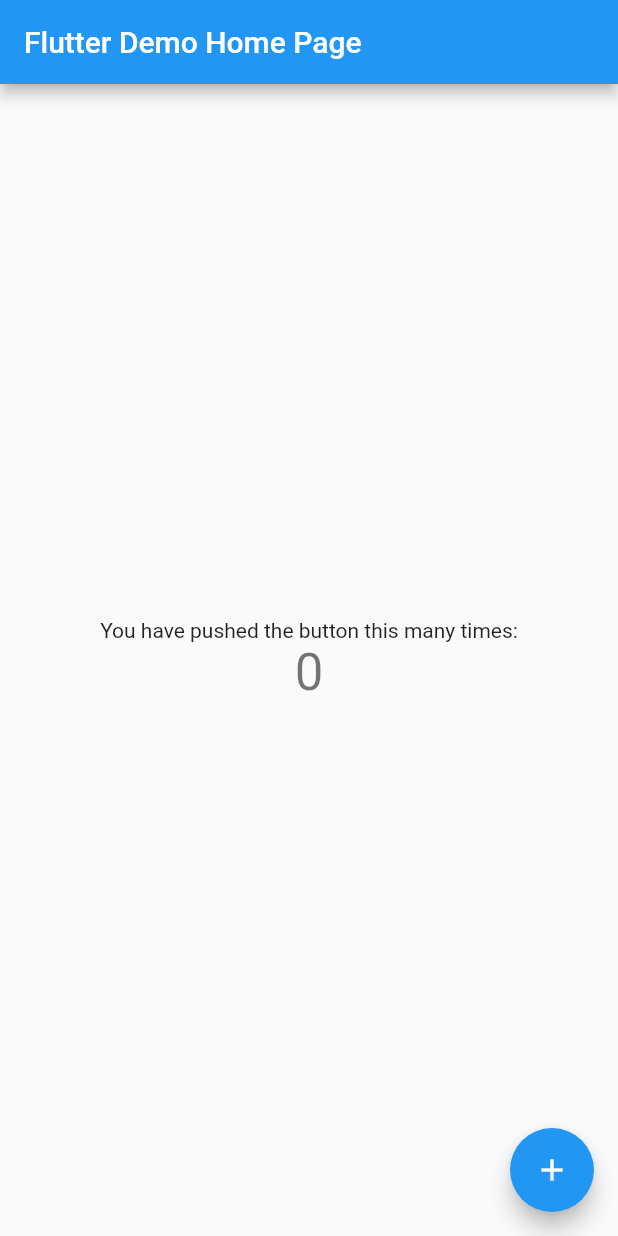
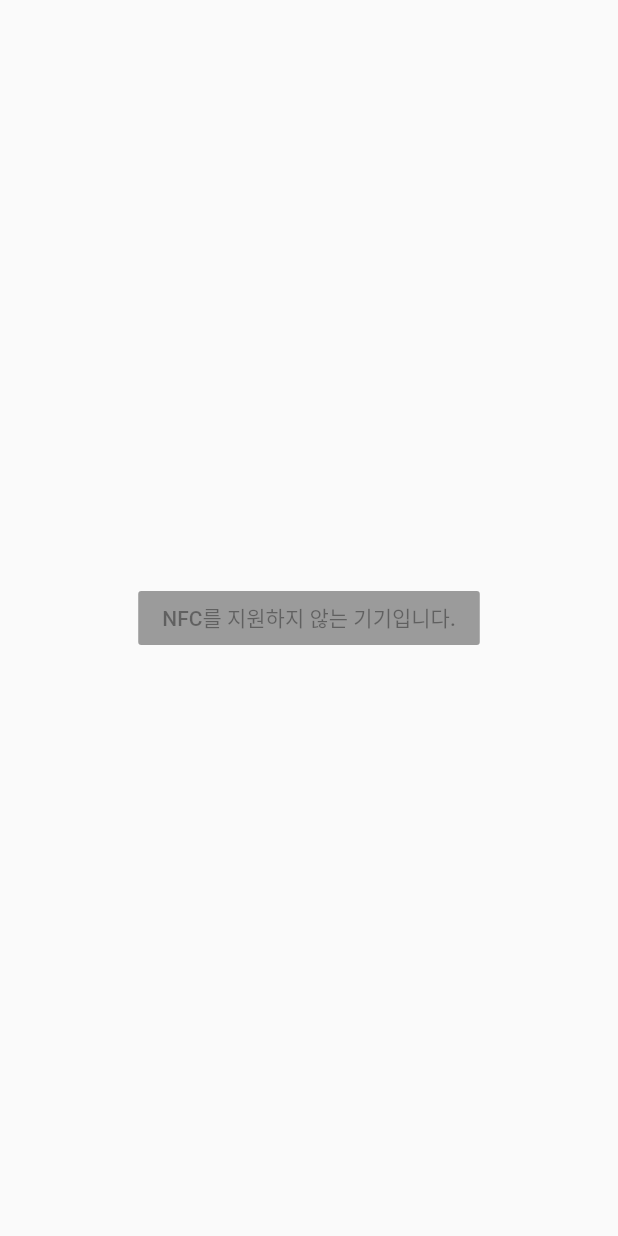
Before and after one commit to HyeokyYun/Flutter_NFC, a Flutter app: the screen it shows after launch, on a phone screen of 412 x 824 dp. Run offline on Flutter 3.47's test engine with Material 2 defaults, Android fonts, the light colour scheme and no system bars; missing offline and left inert: nfc_in_flutter; statements that could not run were skipped.

Commit message:
[UPDATE] add nfc code

```diff
--- a/lib/main.dart
+++ b/lib/main.dart
@@ -1,111 +1,88 @@
+import 'dart:async';
+
 import 'package:flutter/material.dart';
+import 'package:nfc_in_flutter/nfc_in_flutter.dart';
 
-void main() => runApp(MyApp());
+void main() => runApp(MaterialApp(
+  title: "NFC example project",
+  home: NFCReader()),
+);
 
-class MyApp extends StatelessWidget {
-  // This widget is the root of your application.
+class NFCReader extends StatefulWidget {
   @override
-  Widget build(BuildContext context) {
-    return MaterialApp(
-      title: 'Flutter Demo',
-      theme: ThemeData(
-        // This is the theme of your application.
-        //
-        // Try running your application with "flutter run". You'll see the
-        // application has a blue toolbar. Then, without quitting the app, try
-        // changing the primarySwatch below to Colors.green and then invoke
-        // "hot reload" (press "r" in the console where you ran "flutter run",
-        // or simply save your changes to "hot reload" in a Flutter IDE).
-        // Notice that the counter didn't reset back to zero; the application
-        // is not restarted.
-        primarySwatch: Colors.blue,
-      ),
-      home: MyHomePage(title: 'Flutter Demo Home Page'),
-    );
-  }
+  _NFCReaderState createState() => _NFCReaderState();
 }
 
-class MyHomePage extends StatefulWidget {
-  MyHomePage({Key key, this.title}) : super(key: key);
-
-  // This widget is the home page of your application. It is stateful, meaning
-  // that it has a State object (defined below) that contains fields that affect
-  // how it looks.
-
-  // This class is the configuration for the state. It holds the values (in this
-  // case the title) provided by the parent (in this case the App widget) and
-  // used by the build method of the State. Fields in a Widget subclass are
-  // always marked "final".
-
-  final String title;
+class _NFCReaderState extends State {
+  bool _supportsNFC = false;
+  bool _reading = false;
+  StreamSubscription<NDEFMessage> _stream;
+  String text ="default" ;
 
   @override
-  _MyHomePageState createState() => _MyHomePageState();
-}
-
-class _MyHomePageState extends State<MyHomePage> {
-  int _counter = 0;
-
-  void _incrementCounter() {
-    setState(() {
-      // This call to setState tells the Flutter framework that something has
-      // changed in this State, which causes it to rerun the build method below
-      // so that the display can reflect the updated values. If we changed
-      // _counter without calling setState(), then the build method would not be
-      // called again, and so nothing would appear to happen.
-      _counter++;
+  void initState() {
+    super.initState();
+    // 기기가 NFC 지원하는지 체크
+    // ios 시뮬레이터에서는 아직 지원 안함.
+    // android 에뮬레이터에서 돌리려면 추가 옵션 필요
+    NFC.isNDEFSupported
+        .then((bool isSupported) {
+      setState(() {
+        _supportsNFC = isSupported;
+      });
     });
   }
 
   @override
   Widget build(BuildContext context) {
-    // This method is rerun every time setState is called, for instance as done
-    // by the _incrementCounter method above.
-    //
-    // The Flutter framework has been optimized to make rerunning build methods
-    // fast, so that you can just rebuild anything that needs updating rather
-    // than having to individually change instances of widgets.
+    if (!_supportsNFC) {
+      return Scaffold(
+        body: Center(
+          child: RaisedButton(
+            child: const Text("NFC를 지원하지 않는 기기입니다."),
+            onPressed: null,
+          ),
+        ),
+      );
+    }
+
     return Scaffold(
-      appBar: AppBar(
-        // Here we take the value from the MyHomePage object that was created by
-        // the App.build method, and use it to set our appbar title.
-        title: Text(widget.title),
-      ),
       body: Center(
-        // Center is a layout widget. It takes a single child and positions it
-        // in the middle of the parent.
         child: Column(
-          // Column is also a layout widget. It takes a list of children and
-          // arranges them vertically. By default, it sizes itself to fit its
-          // children horizontally, and tries to be as tall as its parent.
-          //
-          // Invoke "debug painting" (press "p" in the console, choose the
-          // "Toggle Debug Paint" action from the Flutter Inspector in Android
-          // Studio, or the "Toggle Debug Paint" command in Visual Studio Code)
-          // to see the wireframe for each widget.
-          //
-          // Column has various properties to control how it sizes itself and
-          // how it positions its children. Here we use mainAxisAlignment to
-          // center the children vertically; the main axis here is the vertical
-          // axis because Columns are vertical (the cross axis would be
-          // horizontal).
           mainAxisAlignment: MainAxisAlignment.center,
           children: <Widget>[
-            Text(
-              'You have pushed the button this many times:',
+            RaisedButton(
+                child: Text(_reading ? "인식 중지" : "인식 시작"),
+                onPressed: () {
+                  if (_reading) {
+                    _stream?.cancel();
+                    setState(() {
+                      _reading = false;
+                    });
+                  } else {
+                    setState(() {
+                      _reading = true;
+                      // Start reading using NFC.readNDEF()
+                      _stream = NFC.readNDEF(
+                        once: true,
+                        throwOnUserCancel: false,
+                      ).listen((NDEFMessage message) {
+                        print("read NDEF message: ${message.payload}");
+                        setState(() {
+                          text = message.payload;
+                        });
+                      }, onError: (e) {
+                        // Check error handling guide below
+                      });
+                    });
+                  }
+                }
             ),
-            Text(
-              '$_counter',
-              style: Theme.of(context).textTheme.display1,
-            ),
+            SizedBox(height: 30.0,),
+            Text("메시지 : $text"),
           ],
         ),
       ),
-      floatingActionButton: FloatingActionButton(
-        onPressed: _incrementCounter,
-        tooltip: 'Increment',
-        child: Icon(Icons.add),
-      ), // This trailing comma makes auto-formatting nicer for build methods.
     );
   }
 }
--- a/pubspec.yaml
+++ b/pubspec.yaml
@@ -23,6 +23,7 @@
   # The following adds the Cupertino Icons font to your application.
   # Use with the CupertinoIcons class for iOS style icons.
   cupertino_icons: ^0.1.2
+  nfc_in_flutter: ^2.0.4
 
 dev_dependencies:
   flutter_test:
```
Also changed, not shown: pubspec.lock, 6 other files.
